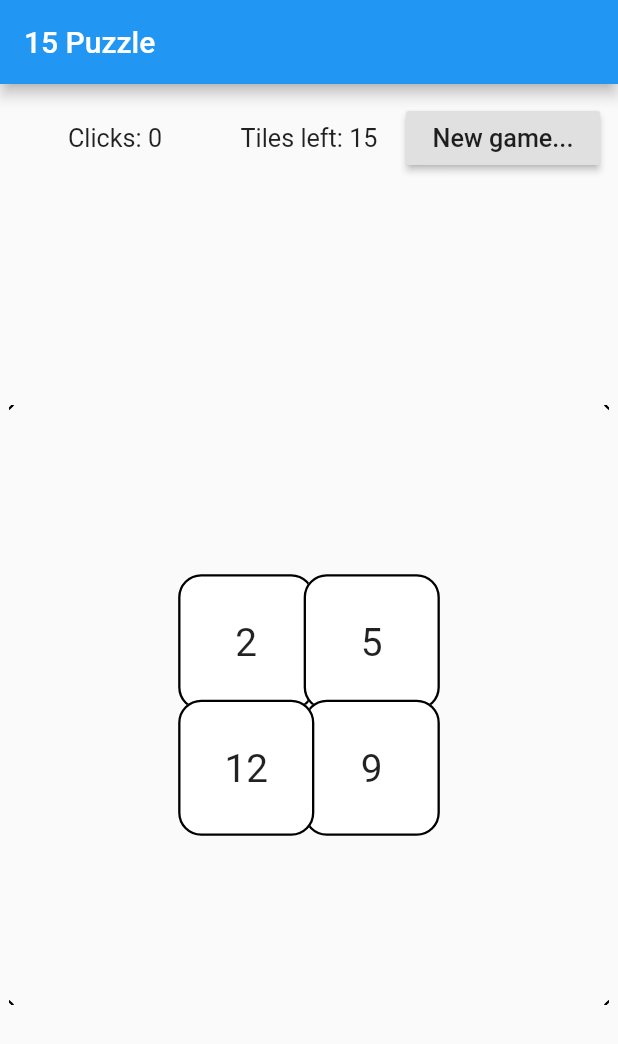
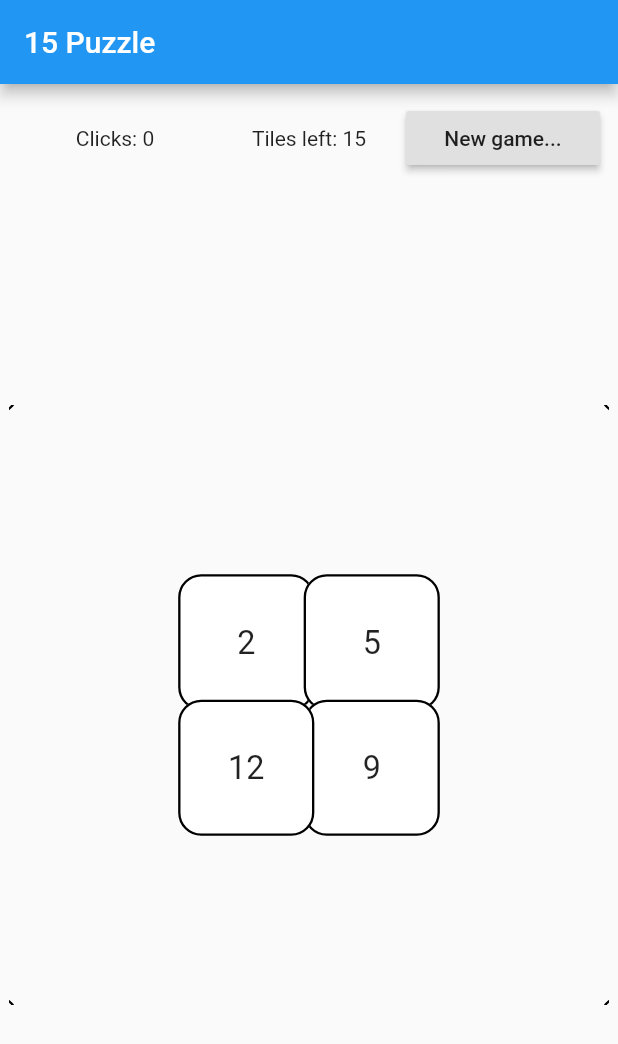
Before and after one commit to kevmoo/slide_puzzle, a Flutter app: the screen it shows after launch, on a phone screen of 412 x 824 dp. Shown: the top 1044 px of the screen. Run offline on Flutter 3.47's test engine with Material 2 defaults, Android fonts, the phone set to English and light mode, and no system bars.

Commit message:
remove scaling silly

```diff
--- a/lib/main.dart
+++ b/lib/main.dart
@@ -34,7 +34,6 @@ class _PuzzleHome extends StatefulWidget {
 
 class _PuzzleHomeState extends State<_PuzzleHome>
     with SingleTickerProviderStateMixin {
-  static const _textScaleFactor = 1.2;
   final PuzzleAnimator _puzzleAnimator;
   final _animationNotifier = _AnimationNotifier();
 
@@ -92,9 +91,7 @@ class _PuzzleHomeState extends State<_PuzzleHome>
       appBar: AppBar(
         title: Text('${_puzzle.tileCount} Puzzle'),
       ),
-      body: MediaQuery(
-        data: const MediaQueryData(textScaleFactor: _textScaleFactor),
-        child: Padding(
+      body: Padding(
         padding: const EdgeInsets.all(6),
         child: Column(
           children: <Widget>[
@@ -131,12 +128,11 @@ class _PuzzleHomeState extends State<_PuzzleHome>
                 child: Flow(
                     delegate:
                         _PuzzleDelegate(_puzzleAnimator, _animationNotifier),
-                      children: List<Widget>.generate(
-                          _puzzle.length, _widgetForTile)),
+                    children:
+                        List<Widget>.generate(_puzzle.length, _widgetForTile)),
               ),
             ),
           ],
-          ),
         ),
       ));
 
@@ -146,7 +142,7 @@ class _PuzzleHomeState extends State<_PuzzleHome>
           child: Text(
         '🦋',
         style: TextStyle(),
-        textScaleFactor: _textScaleFactor * 2.5,
+        textScaleFactor: 2.5,
       ));
     }
 
```
Lines whose indentation alone changed are shown as unchanged.
